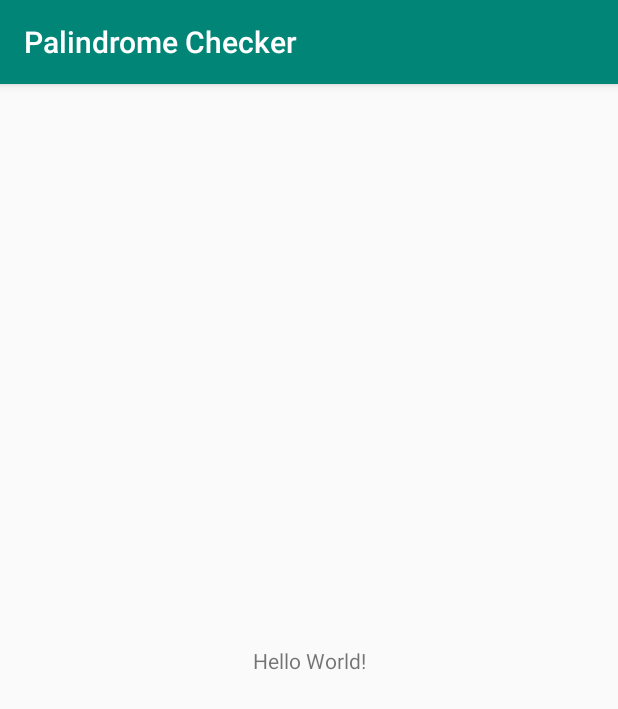
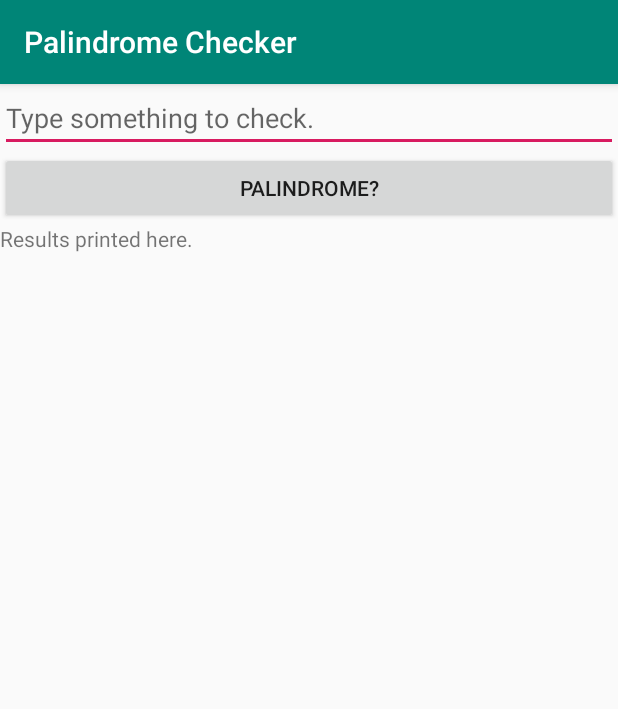
Before and after one commit to Zamarripa232/LambdaDay5Project-PalindromeChecker, an Android app: the screen it shows after launch (MainActivity), on a phone screen of 412 x 824 dp. Shown: the top 709 px of the screen. Run offline under Robolectric (Android 15) with nearby library versions, the phone set to English and light mode, and no system bars.

Commit message:
Initial Project Completed, Challenges Next

```diff
--- a/app/src/main/java/com/example/palindromechecker/MainActivity.java
+++ b/app/src/main/java/com/example/palindromechecker/MainActivity.java
@@ -2,12 +2,45 @@ package com.example.palindromechecker;
 
 import android.support.v7.app.AppCompatActivity;
 import android.os.Bundle;
+import android.view.View;
+import android.widget.Button;
+import android.widget.EditText;
+import android.widget.TextView;
 
 public class MainActivity extends AppCompatActivity {
+
+    EditText editToCheck;
+    Button   buttonCheck;
+    TextView textResults;
+
 
     @Override
     protected void onCreate(Bundle savedInstanceState) {
         super.onCreate(savedInstanceState);
         setContentView(R.layout.activity_main);
+
+        editToCheck = findViewById(R.id.edit_to_check);
+        buttonCheck = findViewById(R.id.button_check);
+        textResults = findViewById(R.id.text_results);
+
+        buttonCheck.setOnClickListener(new View.OnClickListener() {
+            @Override
+            public void onClick(View v) {
+                if (isPalindrome(editToCheck.getText().toString())){
+                    textResults.setText(R.string.success_text);
+                } else {
+                    textResults.setText(R.string.failure_text);
+                }
+            }
+        });
+    }
+
+    boolean isPalindrome(String toCheck){
+        for (int i = 0; i < (toCheck.length() / 2); i++){
+            if (toCheck.charAt(i) != toCheck.charAt(toCheck.length() - 1 - i)){
+                return false;
+            }
+        }
+        return true;
     }
 }
--- a/app/src/main/res/layout/activity_main.xml
+++ b/app/src/main/res/layout/activity_main.xml
@@ -1,18 +1,30 @@
 <?xml version="1.0" encoding="utf-8"?>
-<android.support.constraint.ConstraintLayout xmlns:android="http://schemas.android.com/apk/res/android"
+<LinearLayout xmlns:android="http://schemas.android.com/apk/res/android"
     xmlns:app="http://schemas.android.com/apk/res-auto"
     xmlns:tools="http://schemas.android.com/tools"
     android:layout_width="match_parent"
     android:layout_height="match_parent"
+    android:orientation="vertical"
     tools:context=".MainActivity">
 
+    <EditText
+        android:id="@+id/edit_to_check"
+        android:layout_width="match_parent"
+        android:layout_height="wrap_content"
+        android:ems="10"
+        android:inputType="textPersonName"
+        android:hint="@string/edit_instructions" />
+
+    <Button
+        android:id="@+id/button_check"
+        android:layout_width="match_parent"
+        android:layout_height="wrap_content"
+        android:text="@string/button_check_text" />
+
     <TextView
+        android:id="@+id/text_results"
         android:layout_width="wrap_content"
         android:layout_height="wrap_content"
-        android:text="Hello World!"
-        app:layout_constraintBottom_toBottomOf="parent"
-        app:layout_constraintLeft_toLeftOf="parent"
-        app:layout_constraintRight_toRightOf="parent"
-        app:layout_constraintTop_toTopOf="parent" />
+        android:text="@string/text_palindrome_results" />
 
-</android.support.constraint.ConstraintLayout>
+</LinearLayout>
--- a/app/src/main/res/values/strings.xml
+++ b/app/src/main/res/values/strings.xml
@@ -1,3 +1,8 @@
 <resources>
     <string name="app_name">Palindrome Checker</string>
+    <string name="button_check_text">Palindrome?</string>
+    <string name="edit_instructions">Type something to check.</string>
+    <string name="text_palindrome_results">Results printed here.</string>
+    <string name="success_text">\ is a palindrome!</string>
+    <string name="failure_text">is not a palindrome.</string>
 </resources>
```
